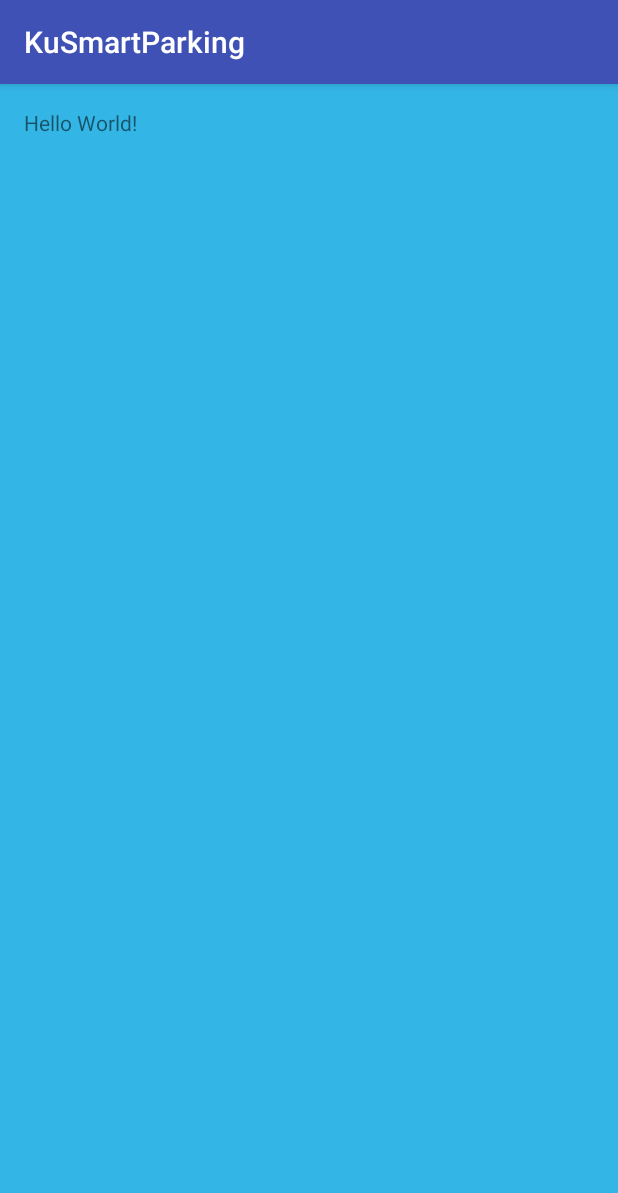
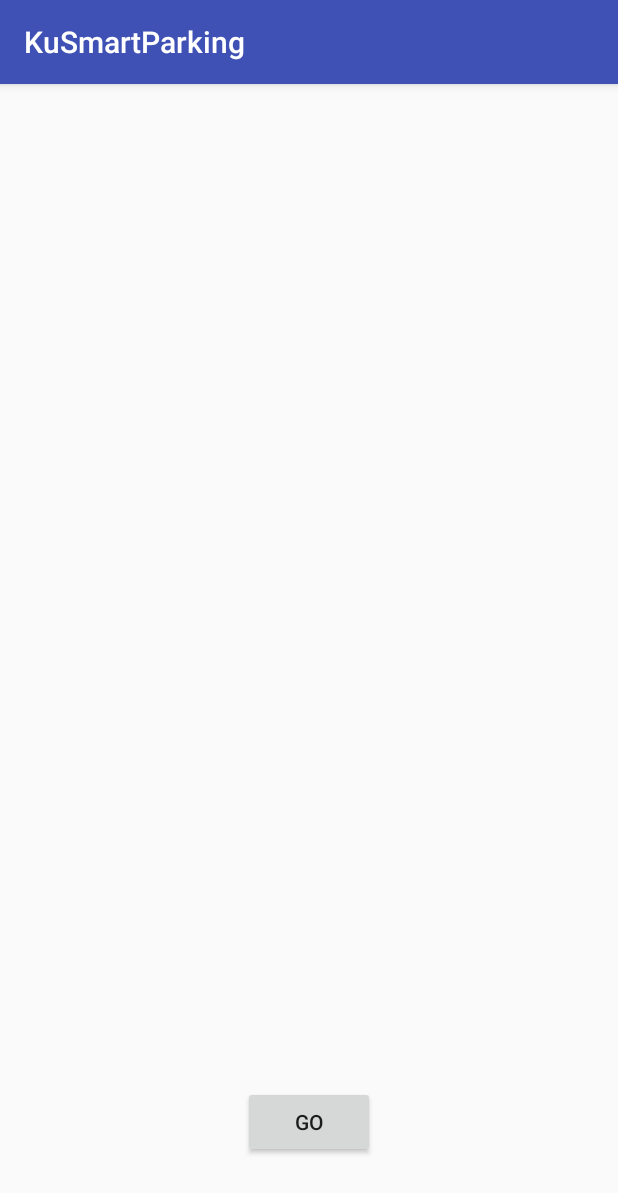
Before and after one commit to pranger54/KuSmartParkingApp, an Android app: the screen it shows after launch (MainActivity before the commit, StartActivity after it), on a phone screen of 412 x 824 dp. Shown: the top 1193 px of the screen. Run offline under Robolectric (Android 15) with nearby library versions, the phone set to English and light mode, and no system bars.

Commit message:
add button for application and link the page in the app

```diff
--- a/app/src/main/java/prangerz54/kusmartparking/Activity/StartActivity.java
+++ b/app/src/main/java/prangerz54/kusmartparking/Activity/StartActivity.java
@@ -1,7 +1,37 @@
 package prangerz54.kusmartparking.Activity;
+
+import android.content.Intent;
+import android.os.Bundle;
+import android.support.annotation.Nullable;
+import android.support.v7.app.AppCompatActivity;
+import android.view.View;
+import android.widget.Button;
+
+import prangerz54.kusmartparking.R;
 
 /**
  * Created by PrangerZ54 on 6/3/2016 AD.
+ *
  */
-public class StartActivity {
+public class StartActivity extends AppCompatActivity {
+
+    private Button goButton;
+
+    @Override
+    protected void onCreate(@Nullable Bundle savedInstanceState) {
+        super.onCreate(savedInstanceState);
+        setContentView(R.layout.activity_start);
+        goButton = (Button)findViewById(R.id.goBtn);
+        initComponent();
+    }
+
+    public void initComponent(){
+        goButton.setOnClickListener(new View.OnClickListener() {
+            @Override
+            public void onClick(View v) {
+                Intent intent = new Intent(StartActivity.this,MainActivity.class);
+                startActivity(intent);
+            }
+        });
+    }
 }
--- /dev/null
+++ b/app/src/main/res/layout/activity_calculate.xml
@@ -0,0 +1,6 @@
+<?xml version="1.0" encoding="utf-8"?>
+<LinearLayout xmlns:android="http://schemas.android.com/apk/res/android"
+    android:orientation="vertical" android:layout_width="match_parent"
+    android:layout_height="match_parent">
+
+</LinearLayout>
--- /dev/null
+++ b/app/src/main/res/layout/activity_find_available_carpark.xml
@@ -0,0 +1,6 @@
+<?xml version="1.0" encoding="utf-8"?>
+<LinearLayout xmlns:android="http://schemas.android.com/apk/res/android"
+    android:orientation="vertical" android:layout_width="match_parent"
+    android:layout_height="match_parent">
+
+</LinearLayout>
--- /dev/null
+++ b/app/src/main/res/layout/activity_information.xml
@@ -0,0 +1,6 @@
+<?xml version="1.0" encoding="utf-8"?>
+<LinearLayout xmlns:android="http://schemas.android.com/apk/res/android"
+    android:orientation="vertical" android:layout_width="match_parent"
+    android:layout_height="match_parent">
+
+</LinearLayout>
--- /dev/null
+++ b/app/src/main/res/layout/activity_lowprice.xml
@@ -0,0 +1,6 @@
+<?xml version="1.0" encoding="utf-8"?>
+<LinearLayout xmlns:android="http://schemas.android.com/apk/res/android"
+    android:orientation="vertical" android:layout_width="match_parent"
+    android:layout_height="match_parent">
+
+</LinearLayout>
--- /dev/null
+++ b/app/src/main/res/layout/activity_nearby_carpark.xml
@@ -0,0 +1,6 @@
+<?xml version="1.0" encoding="utf-8"?>
+<LinearLayout xmlns:android="http://schemas.android.com/apk/res/android"
+    android:orientation="vertical" android:layout_width="match_parent"
+    android:layout_height="match_parent">
+
+</LinearLayout>
--- a/app/src/main/res/layout/activity_start.xml
+++ b/app/src/main/res/layout/activity_start.xml
@@ -1,6 +1,16 @@
 <?xml version="1.0" encoding="utf-8"?>
-<LinearLayout xmlns:android="http://schemas.android.com/apk/res/android"
+<RelativeLayout xmlns:android="http://schemas.android.com/apk/res/android"
     android:orientation="vertical" android:layout_width="match_parent"
     android:layout_height="match_parent">
 
-</LinearLayout>
+
+    <Button
+        android:layout_width="wrap_content"
+        android:layout_height="wrap_content"
+        android:text="Go"
+        android:id="@+id/goBtn"
+        android:layout_alignParentBottom="true"
+        android:layout_centerHorizontal="true"
+        android:layout_marginBottom="52dp" />
+
+</RelativeLayout>
```
Also changed, not shown: app/src/main/AndroidManifest.xml (+7 -1 lines), app/src/main/java/prangerz54/kusmartparking/Activity/Calculate.java (added, +7 -0 lines), app/src/main/java/prangerz54/kusmartparking/Activity/FindAvailableCarpark.java (added, +18 -0 lines), app/src/main/java/prangerz54/kusmartparking/Activity/InformationActivity.java (added, +19 -0 lines), app/src/main/java/prangerz54/kusmartparking/Activity/Lowprice.java (added, +18 -0 lines), app/src/main/java/prangerz54/kusmartparking/Activity/MainActivity.java (+45 -0 lines), app/src/main/java/prangerz54/kusmartparking/Activity/NearbyCarpark.java (added, +18 -0 lines), app/src/main/res/layout/activity_main.xml (+32 -3 lines).
